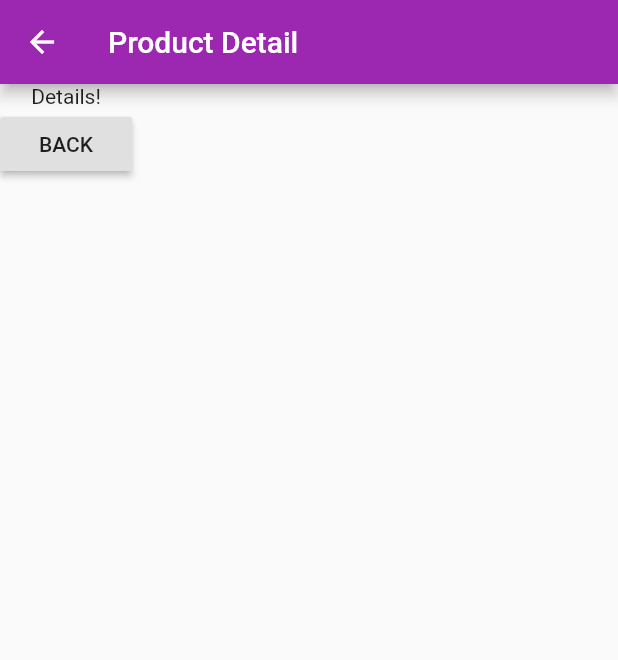
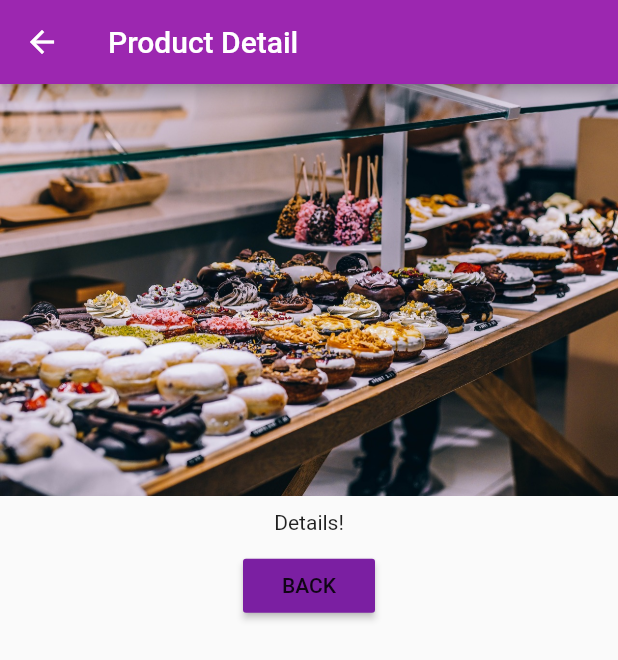
Before and after one commit to autibequi/flutterMess, a Flutter app: the ProductPage screen opened directly, on a phone screen of 412 x 824 dp. Shown: the top 660 px of the screen. Run offline on Flutter 3.47's test engine with Material 2 defaults, Android fonts, the phone set to English and light mode, and no system bars.

Commit message:
Minor improvements to product page.

```diff
--- a/lib/pages/product.dart
+++ b/lib/pages/product.dart
@@ -8,10 +8,13 @@ class ProductPage extends StatelessWidget {
         title: Text('Product Detail'),
       ),
       body: Column(
+        crossAxisAlignment: CrossAxisAlignment.center,
         children: <Widget>[
-          Text('Details!'),
+          Image.asset('assets/food.jpg'),
+          Container(padding: EdgeInsets.all(10.0), child: Text('Details!')),
           RaisedButton(
             child: Text('BACK'),
+            color: Theme.of(context).primaryColorDark,
             onPressed: () => Navigator.pop(context),
           )
         ],
```
